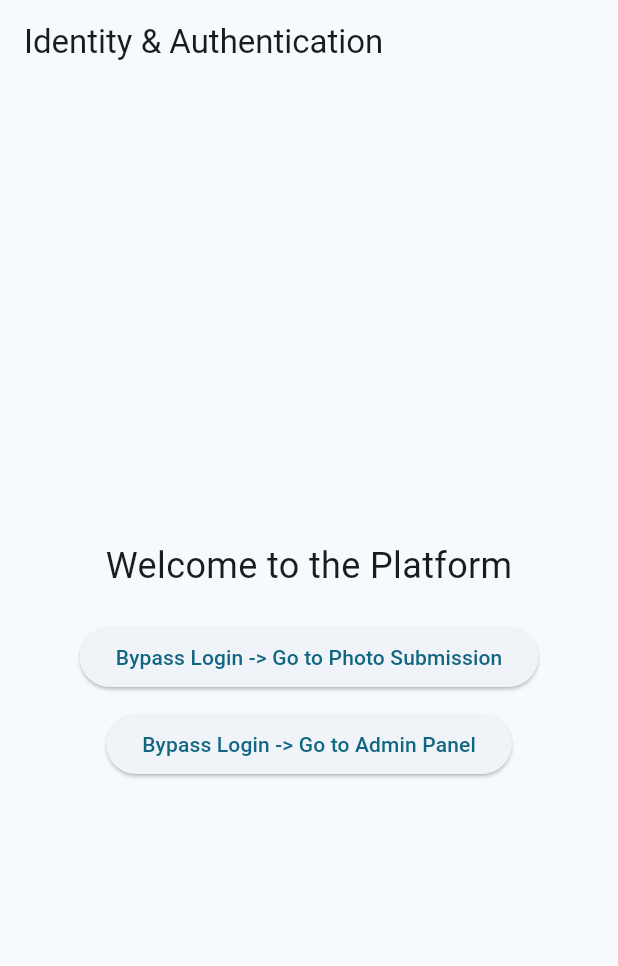
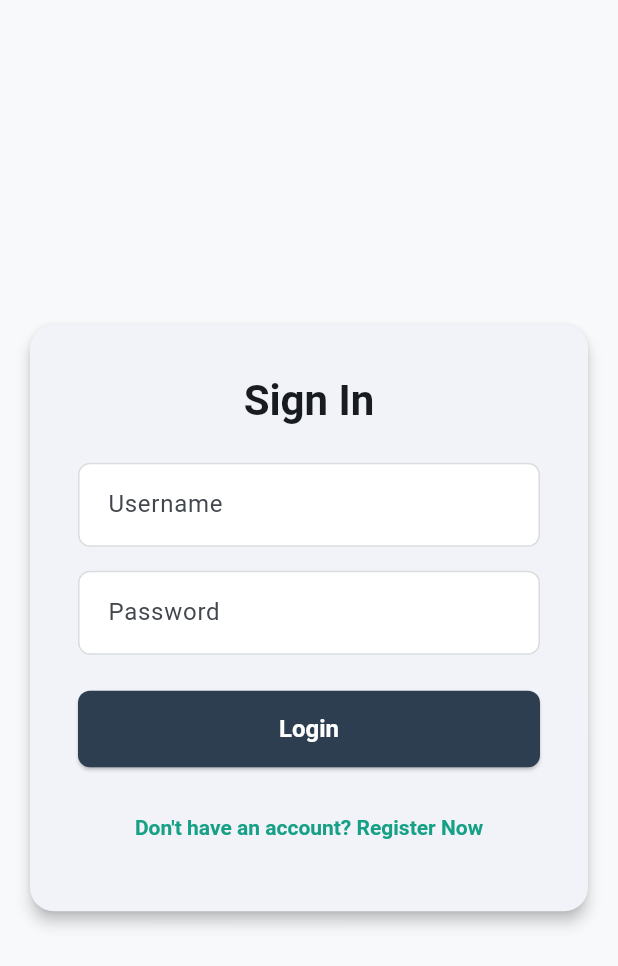
Before and after one commit to victorbalaban/photoclass, a Flutter app: the screen it shows after launch, on a phone screen of 412 x 824 dp. Shown: the top 966 px of the screen. Run offline on Flutter 3.47's test engine with Material 3 defaults, Android fonts, the phone set to English and light mode, and no system bars; our stand-ins replace country_picker, dio, flutter_riverpod, go_router, riverpod_annotation; generated files the repository leaves out were written again.

Commit message:
feat: signup and login
* feat: wip: signup and login: db, backend endpoints and basic ui.

* feat: login and register with all required fields. UI helper classes for theme, colors and spacing.

```diff
--- /dev/null
+++ b/frontend/lib/core/theme/app_colors.dart
@@ -0,0 +1,11 @@
+import 'package:flutter/material.dart';
+
+abstract class AppColors {
+  static const Color primary = Color(0xFF2C3E50);
+  static const Color accent = Color(0xFF16A085);
+  static const Color background = Color(0xFFF8F9FA);
+  static const Color surface = Colors.white;
+  static const Color textMain = Color(0xFF2C3E50);
+  static const Color textMuted = Color(0xFF7F8C8D);
+  static const Color error = Color(0xFFE74C3C);
+}
--- /dev/null
+++ b/frontend/lib/core/theme/app_spacings.dart
@@ -0,0 +1,19 @@
+import 'package:flutter/material.dart';
+
+abstract class AppSpacings {
+  static const double xs = 4.0;
+  static const double sm = 8.0;
+  static const double md = 16.0;
+  static const double lg = 24.0;
+  static const double xl = 32.0;
+  static const double xxl = 48.0;
+
+  // Pre-configured SizedBox widgets
+  static const SizedBox verticalSm = SizedBox(height: sm);
+  static const SizedBox verticalMd = SizedBox(height: md);
+  static const SizedBox verticalLg = SizedBox(height: lg);
+
+  static const SizedBox horizontalSm = SizedBox(width: sm);
+  static const SizedBox horizontalMd = SizedBox(width: md);
+  static const SizedBox horizontalLg = SizedBox(width: lg);
+}
--- /dev/null
+++ b/frontend/lib/core/theme/app_theme.dart
@@ -0,0 +1,47 @@
+import 'package:flutter/material.dart';
+import 'app_colors.dart';
+import 'app_spacings.dart';
+
+abstract class AppTheme {
+  static ThemeData get lightTheme {
+    return ThemeData(
+      useMaterial3: true,
+      colorScheme: ColorScheme.fromSeed(
+        seedColor: AppColors.primary,
+        primary: AppColors.primary,
+        secondary: AppColors.accent,
+        error: AppColors.error,
+        surface: AppColors.background,
+      ),
+      scaffoldBackgroundColor: AppColors.background,
+      inputDecorationTheme: InputDecorationTheme(
+        filled: true,
+        fillColor: AppColors.surface,
+        contentPadding: const EdgeInsets.all(AppSpacings.md),
+        border: OutlineInputBorder(
+          borderRadius: BorderRadius.circular(8.0),
+          borderSide: const BorderSide(color: AppColors.textMuted),
+        ),
+        enabledBorder: OutlineInputBorder(
+          borderRadius: BorderRadius.circular(8.0),
+          borderSide: BorderSide(color: AppColors.textMuted.withValues(alpha: 0.3)),
+        ),
+      ),
+      elevatedButtonTheme: ElevatedButtonThemeData(
+        style: ElevatedButton.styleFrom(
+          backgroundColor: AppColors.primary,
+          foregroundColor: AppColors.surface,
+          padding: const EdgeInsets.all(AppSpacings.md),
+          textStyle: const TextStyle(fontSize: 16, fontWeight: FontWeight.bold),
+          shape: RoundedRectangleBorder(borderRadius: BorderRadius.circular(8.0)),
+        ),
+      ),
+      textButtonTheme: TextButtonThemeData(
+        style: TextButton.styleFrom(
+          foregroundColor: AppColors.accent,
+          textStyle: const TextStyle(fontWeight: FontWeight.w600),
+        ),
+      ),
+    );
+  }
+}
--- /dev/null
+++ b/frontend/lib/features/auth/views/login_screen.dart
@@ -0,0 +1,242 @@
+import 'package:flutter/material.dart';
+import 'package:flutter_riverpod/flutter_riverpod.dart';
+import 'package:country_picker/country_picker.dart';
+import '../../../core/theme/app_spacings.dart';
+import '../view_models/auth_view_model.dart';
+
+class LoginScreen extends ConsumerStatefulWidget {
+  const LoginScreen({super.key});
+
+  @override
+  ConsumerState<LoginScreen> createState() => _LoginScreenState();
+}
+
+class _LoginScreenState extends ConsumerState<LoginScreen> {
+  final _formKey = GlobalKey<FormState>();
+
+  final _usernameController = TextEditingController();
+  final _passwordController = TextEditingController();
+  final _nameController = TextEditingController();
+  final _ageController = TextEditingController();
+  final _locationController = TextEditingController();
+  final _descriptionController = TextEditingController();
+
+  String? _selectedGender;
+  String? _selectedCountryCode;
+  String _countryButtonText = 'Select Country of Origin';
+
+  bool _isSignUp = false;
+
+  final List<String> _genderOptions = ['Male', 'Female', 'Prefer Not to Say'];
+
+  @override
+  void dispose() {
+    _usernameController.dispose();
+    _passwordController.dispose();
+    _nameController.dispose();
+    _ageController.dispose();
+    _locationController.dispose();
+    _descriptionController.dispose();
+    super.dispose();
+  }
+
+  Future<void> _handleSubmit() async {
+    if (!_formKey.currentState!.validate()) return;
+
+    final username = _usernameController.text.trim();
+    final password = _passwordController.text;
+
+    if (_isSignUp) {
+      if (_selectedCountryCode == null) {
+        ScaffoldMessenger.of(context).showSnackBar(
+          const SnackBar(content: Text('Please select your country of origin.')),
+        );
+        return;
+      }
+
+      await ref.read(authViewModelProvider.notifier).registerUser(
+            username: username,
+            password: password,
+            name: _nameController.text.trim(),
+            age: int.parse(_ageController.text.trim()),
+            gender: _selectedGender!,
+            placeOfLiving: _locationController.text.trim(),
+            countryCode: _selectedCountryCode!,
+            description: _descriptionController.text.trim().isEmpty ? null : _descriptionController.text.trim(),
+          );
+    } else {
+      await ref.read(authViewModelProvider.notifier).loginUser(username, password);
+    }
+  }
+
+  @override
+  Widget build(BuildContext context) {
+    final authState = ref.watch(authViewModelProvider);
+    final isLoading = authState is AsyncLoading;
+
+    // Detect if the application is rendering on a mobile display
+    final double screenWidth = MediaQuery.of(context).size.width;
+    final bool isMobileState = screenWidth < 500;
+
+    ref.listen<AsyncValue<void>>(authViewModelProvider, (_, state) {
+      state.whenOrNull(error: (err, _) {
+        ScaffoldMessenger.of(context).showSnackBar(
+          SnackBar(content: Text(err.toString()), backgroundColor: Colors.redAccent),
+        );
+      });
+    });
+
+    // Extracting the Age and Gender input fields into reusable widget variables
+    // to keep our adaptive layout clean and readable.
+    final ageField = TextFormField(
+      controller: _ageController,
+      decoration: const InputDecoration(labelText: 'Age'),
+      keyboardType: TextInputType.number,
+      validator: (v) {
+        if (v == null || v.trim().isEmpty) return 'Required';
+        final age = int.tryParse(v);
+        if (age == null || age < 0 || age > 125) return 'Invalid age';
+        return null;
+      },
+      enabled: !isLoading,
+    );
+
+    final genderField = DropdownButtonFormField<String>(
+      initialValue: _selectedGender,
+      isExpanded: true,
+      decoration: const InputDecoration(labelText: 'Gender'),
+      items: _genderOptions.map((g) => DropdownMenuItem(value: g, child: Text(g))).toList(),
+      onChanged: isLoading ? null : (val) => setState(() => _selectedGender = val),
+      validator: (v) => v == null ? 'Required' : null,
+    );
+
+    return Scaffold(
+      body: Center(
+        child: SingleChildScrollView(
+          padding: const EdgeInsets.all(AppSpacings.md),
+          child: Container(
+            constraints: BoxConstraints(maxWidth: _isSignUp ? 600 : 420),
+            child: Card(
+              elevation: 4,
+              shape: RoundedRectangleBorder(borderRadius: BorderRadius.circular(16)),
+              child: Padding(
+                padding: const EdgeInsets.all(AppSpacings.xl),
+                child: Form(
+                  key: _formKey,
+                  child: Column(
+                    mainAxisSize: MainAxisSize.min,
+                    crossAxisAlignment: CrossAxisAlignment.stretch,
+                    children: [
+                      Text(
+                        _isSignUp ? 'Create Account' : 'Sign In',
+                        style: Theme.of(context).textTheme.headlineMedium?.copyWith(fontWeight: FontWeight.bold),
+                        textAlign: TextAlign.center,
+                      ),
+                      AppSpacings.verticalLg,
+                      TextFormField(
+                        controller: _usernameController,
+                        decoration: const InputDecoration(labelText: 'Username'),
+                        validator: (v) => (v == null || v.trim().length < 3) ? 'Minimum 3 characters required' : null,
+                        enabled: !isLoading,
+                      ),
+                      AppSpacings.verticalMd,
+                      TextFormField(
+                        controller: _passwordController,
+                        obscureText: true,
+                        decoration: const InputDecoration(labelText: 'Password'),
+                        validator: (v) => (v == null || v.length < 6) ? 'Minimum 6 characters required' : null,
+                        enabled: !isLoading,
+                      ),
+                      if (_isSignUp) ...[
+                        AppSpacings.verticalMd,
+                        TextFormField(
+                          controller: _nameController,
+                          decoration: const InputDecoration(labelText: 'Full Name'),
+                          validator: (v) => (v == null || v.trim().isEmpty) ? 'Name is required' : null,
+                          enabled: !isLoading,
+                        ),
+                        AppSpacings.verticalMd,
+
+                        // Adaptive for mobile and desktop layouts: stacked on narrow screens, horizontal on wider screens.
+                        isMobileState
+                            ? Column(
+                                children: [
+                                  ageField,
+                                  AppSpacings.verticalMd,
+                                  genderField,
+                                ],
+                              )
+                            : Row(
+                                children: [
+                                  Expanded(flex: 2, child: ageField),
+                                  AppSpacings.horizontalMd,
+                                  Expanded(flex: 3, child: genderField),
+                                ],
+                              ),
+
+                        AppSpacings.verticalMd,
+                        TextFormField(
+                          controller: _locationController,
+                          decoration: const InputDecoration(labelText: 'Place of Living (City/Region)'),
+                          validator: (v) => (v == null || v.trim().isEmpty) ? 'Location is required' : null,
+                          enabled: !isLoading,
+                        ),
+                        AppSpacings.verticalMd,
+
+                        OutlinedButton.icon(
+                          icon: const Icon(Icons.public),
+                          label: Align(alignment: Alignment.centerLeft, child: Text(_countryButtonText)),
+                          style: OutlinedButton.styleFrom(
+                            padding: const EdgeInsets.all(AppSpacings.md),
+                            shape: RoundedRectangleBorder(borderRadius: BorderRadius.circular(8)),
+                          ),
+                          onPressed: isLoading
+                              ? null
+                              : () {
+                                  showCountryPicker(
+                                    context: context,
+                                    showPhoneCode: false,
+                                    onSelect: (Country country) {
+                                      setState(() {
+                                        _selectedCountryCode = country.countryCode;
+                                        _countryButtonText = '${country.flagEmoji} ${country.name} (${country.countryCode})';
+                                      });
+                                    },
+                                  );
+                                },
+                        ),
+                        AppSpacings.verticalMd,
+                        TextFormField(
+                          controller: _descriptionController,
+                          maxLines: 3,
+                          decoration: const InputDecoration(labelText: 'Description (Optional)'),
+                          enabled: !isLoading,
+                        ),
+                      ],
+                      AppSpacings.verticalLg,
+                      ElevatedButton(
+                        onPressed: isLoading ? null : _handleSubmit,
+                        child: isLoading
+                            ? const SizedBox(
+                                width: 20,
+                                height: 20,
+                                child: CircularProgressIndicator(strokeWidth: 2, color: Colors.white))
+                            : Text(_isSignUp ? 'Register' : 'Login'),
+                      ),
+                      AppSpacings.verticalMd,
+                      TextButton(
+                        onPressed: isLoading ? null : () => setState(() => _isSignUp = !_isSignUp),
+                        child: Text(
+                            _isSignUp ? 'Already have an account? Sign In' : "Don't have an account? Register Now"),
+                      ),
+                    ],
+                  ),
+                ),
+              ),
+            ),
+          ),
+        ),
+      ),
+    );
+  }
+}
--- a/frontend/lib/main.dart
+++ b/frontend/lib/main.dart
@@ -1,6 +1,9 @@
 import 'package:flutter/material.dart';
 import 'package:flutter_riverpod/flutter_riverpod.dart';
 import 'package:go_router/go_router.dart';
+import 'package:photoclass/features/auth/view_models/auth_view_model.dart';
+import 'features/auth/views/login_screen.dart';
+import 'core/theme/app_theme.dart';
 
 void main() {
   // ProviderScope is mandatory for Riverpod to store state
@@ -11,37 +14,60 @@ void main() {
   );
 }
 
-// Global router configuration using GoRouter (excellent for Web URLs)
-final _router = GoRouter(
+// 1. Reactive Listener that handles notifications when AuthViewModel state alters
+class RouterNotifier extends ChangeNotifier {
+  final Ref _ref;
+  RouterNotifier(this._ref) {
+    _ref.listen(authViewModelProvider, (_, __) => notifyListeners());
+  }
+}
+
+final routerNotifierProvider = Provider((ref) => RouterNotifier(ref));
+
+// 2. Center-managed routing layer equipped with security route guarding rules
+final routerProvider = Provider<GoRouter>((ref) {
+  final authNotifier = ref.watch(routerNotifierProvider);
+
+  return GoRouter(
     initialLocation: '/',
+    refreshListenable: authNotifier,
+    redirect: (context, state) {
+      // Pull down the active state of our auth view model
+      final authState = ref.read(authViewModelProvider);
+      final bool isLoggedIn = authState.value != null;
+      final bool isAtLoginScreen = state.matchedLocation == '/';
+
+      // Guard Rule A: If not logged in and trying to go to a private area -> move to login
+      if (!isLoggedIn && !isAtLoginScreen) {
+        return '/';
+      }
+
+      // Guard Rule B: If logged in and trying to go to login screen -> Forward to workspace
+      if (isLoggedIn && isAtLoginScreen) {
+        return '/submit';
+      }
+
+      return null; // Fall through cleanly to requested path if rules pass
+    },
     routes: [
-    GoRoute(
-      path: '/',
-      builder: (context, state) => const LoginScreen(),
-    ),
-    GoRoute(
-      path: '/submit',
-      builder: (context, state) => const PhotoSubmissionScreen(),
-    ),
-    GoRoute(
-      path: '/admin',
-      builder: (context, state) => const AdminDashboardScreen(),
-    ),
+      GoRoute(path: '/', builder: (context, state) => const LoginScreen()),
+      GoRoute(path: '/submit', builder: (context, state) => const PhotoSubmissionScreen()),
+      GoRoute(path: '/admin', builder: (context, state) => const AdminDashboardScreen()),
     ],
   );
+});
 
-class PhotoClassApp extends StatelessWidget {
+class PhotoClassApp extends ConsumerWidget {
   const PhotoClassApp({super.key});
 
   @override
-  Widget build(BuildContext context) {
+  Widget build(BuildContext context, WidgetRef ref) {
+    final router = ref.watch(routerProvider);
+
     return MaterialApp.router(
       title: 'Photo Classification Platform',
-      theme: ThemeData(
-        colorScheme: ColorScheme.fromSeed(seedColor: Colors.blueGrey),
-        useMaterial3: true,
-      ),
-      routerConfig: _router,
+      theme: AppTheme.lightTheme,
+      routerConfig: router,
       debugShowCheckedModeBanner: false,
     );
   }
@@ -52,47 +78,20 @@ class PhotoClassApp extends StatelessWidget {
 // PLACEHOLDER VIEWS (To be moved to their feature folders later)
 // -----
 
-class LoginScreen extends StatelessWidget {
-  const LoginScreen({super.key});
-
-  @override
-  Widget build(BuildContext context) {
-    return Scaffold(
-      appBar: AppBar(title: const Text('Identity & Authentication')),
-      body: Center(
-        child: Column(
-          mainAxisAlignment: MainAxisAlignment.center,
-          children: [
-            const Text('Welcome to the Platform', style: TextStyle(fontSize: 24)),
-            const SizedBox(height: 20),
-            ElevatedButton(
-              onPressed: () => context.go('/submit'),
-              child: const Text('Bypass Login -> Go to Photo Submission'),
-            ),
-            const SizedBox(height: 10),
-            ElevatedButton(
-              onPressed: () => context.go('/admin'),
-              child: const Text('Bypass Login -> Go to Admin Panel'),
-            ),
-          ],
-        ),
-      ),
-    );
-  }
-}
-
-class PhotoSubmissionScreen extends StatelessWidget {
+class PhotoSubmissionScreen extends ConsumerWidget {
   const PhotoSubmissionScreen({super.key});
 
   @override
-  Widget build(BuildContext context) {
+  Widget build(BuildContext context, WidgetRef ref) {
     return Scaffold(
       appBar: AppBar(
         title: const Text('Photo Submission View'),
-        leading: IconButton(
-          icon: const Icon(Icons.arrow_back),
-          onPressed: () => context.go('/'),
+        actions: [
+          TextButton(
+            child: const Text('Logout'),
+            onPressed: () => ref.read(authViewModelProvider.notifier).logout(),
           ),
+        ],
       ),
       body: const Center(
         child: Text('Photo upload form & metadata fields go here', style: TextStyle(fontSize: 18)),
@@ -101,18 +100,20 @@ class PhotoSubmissionScreen extends StatelessWidget {
   }
 }
 
-class AdminDashboardScreen extends StatelessWidget {
+class AdminDashboardScreen extends ConsumerWidget {
   const AdminDashboardScreen({super.key});
 
   @override
-  Widget build(BuildContext context) {
+  Widget build(BuildContext context, WidgetRef ref) {
     return Scaffold(
       appBar: AppBar(
         title: const Text('Admin Dashboard View'),
-        leading: IconButton(
-          icon: const Icon(Icons.arrow_back),
-          onPressed: () => context.go('/'),
+        actions: [
+          TextButton(
+            child: const Text('Logout'),
+            onPressed: () => ref.read(authViewModelProvider.notifier).logout(),
           ),
+        ],
       ),
       body: const Center(
         child: Text('Admin metrics and filters go here', style: TextStyle(fontSize: 18)),
--- a/frontend/pubspec.yaml
+++ b/frontend/pubspec.yaml
@@ -23,6 +23,9 @@ dependencies:
   # File picking for Web photo uploads
   file_picker: ^11.0.2
 
+  # Country picker for user profile
+  country_picker: ^2.0.27
+
 dev_dependencies:
   flutter_test:
     sdk: flutter
```
Also changed, not shown: frontend/lib/core/network/api_client.dart (added, +17 -0 lines), frontend/lib/features/auth/view_models/auth_view_model.dart (added, +83 -0 lines), frontend/lib/features/auth/view_models/auth_view_model.g.dart (added), frontend/pubspec.lock, 7 other files. Lines whose indentation alone changed are shown as unchanged.
